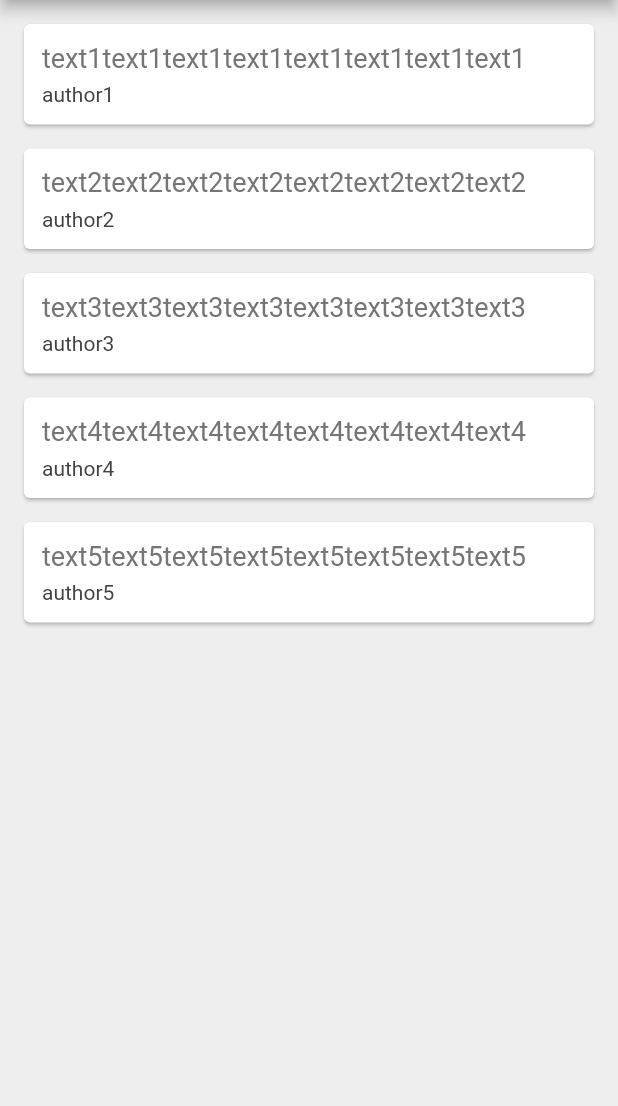
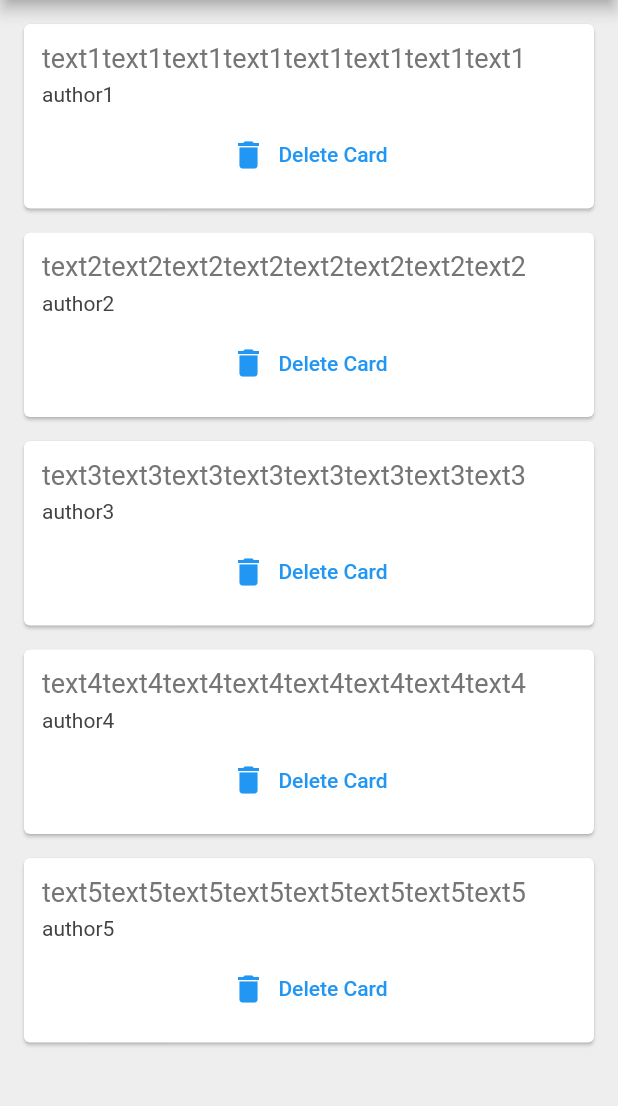
Before and after one commit to YAQ0T/quotes-card-flutter, a Flutter app: the screen it shows after launch, on a phone screen of 412 x 824 dp, the part 84-1190 px from its top. Run offline on Flutter 3.47's test engine with Material 2 defaults, Android fonts, the phone set to English and light mode, and no system bars.

Commit message:
function, class, statefull, stateless , pass function to statless widget,

```diff
--- /dev/null
+++ b/lib/QuoteCard.dart
@@ -0,0 +1,46 @@
+import 'package:flutter/material.dart';
+import 'quote.dart';
+class QuoteCard extends StatelessWidget {
+  late Quote quote;
+  late Function delete;
+  QuoteCard(this.quote, this.delete);
+
+  @override
+  Widget build(BuildContext context) {
+    return Card(
+      margin: const EdgeInsets.fromLTRB(16, 16, 16, 0.0),
+      child: Padding(
+        padding: const EdgeInsets.all(12.0),
+        child: Column(
+          crossAxisAlignment: CrossAxisAlignment.stretch,
+          children: [
+            Text(quote.text,
+              style: TextStyle(
+                fontSize: 18,
+                color: Colors.grey[600],
+              ),
+
+            ),
+            const SizedBox(height: 6.0),
+            Text(quote.author,
+              style: TextStyle(
+                  fontSize: 14,
+                  color: Colors.grey[800]
+              ),
+            ),
+            const SizedBox(height: 8.0),
+            TextButton.icon(
+                onPressed: (){
+                  delete();
+            }
+                , icon: Icon(Icons.delete)
+                , label: Text('Delete Card')
+            )
+
+
+          ],
+        ),
+      ),
+    );
+  }
+}
--- a/lib/main.dart
+++ b/lib/main.dart
@@ -1,5 +1,6 @@
 import 'package:flutter/material.dart';
 import 'quote.dart';
+import 'QuoteCard.dart';
 void main() {
   runApp(MaterialApp(
     home:quoteList(),
@@ -23,34 +24,6 @@ class _quoteListState extends State<quoteList> {
     Quote("text5text5text5text5text5text5text5text5", "author5")
   ];
 
-  Widget quoteTemplate(quote){
-    return Card(
-      margin: const EdgeInsets.fromLTRB(16, 16, 16, 0),
-      child: Padding(
-        padding: const EdgeInsets.all(12.0),
-        child: Column(
-          crossAxisAlignment: CrossAxisAlignment.stretch,
-          children: [
-            Text(quote.text,
-            style: TextStyle(
-              fontSize: 18,
-              color: Colors.grey[600],
-            ),
-
-            ),
-            const SizedBox(height: 6.0),
-            Text(quote.author,
-            style: TextStyle(
-              fontSize: 14,
-              color: Colors.grey[800]
-            ),
-            )
-          ],
-        ),
-      ),
-    );
-
-  }
 
   @override
   Widget build(BuildContext context) {
@@ -63,7 +36,14 @@ class _quoteListState extends State<quoteList> {
       ),
       body:  Column(
         children: quotes.map ((quote) {
-          return quoteTemplate(quote);
+          return QuoteCard(
+              quote,
+              (){
+                setState(() {
+                  quotes.remove((quote));
+                });
+              }
+          );
         }).toList(),
       ),
     );
```
